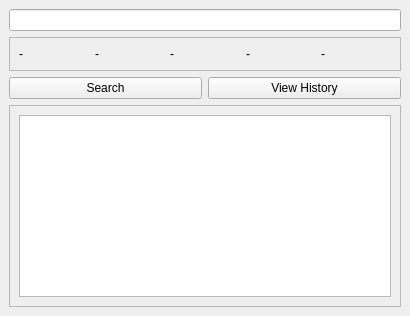
First picture: the form in gui_designer.ui, repository kendricklau/Dictionary-Suggestion-Tool, before the edit.
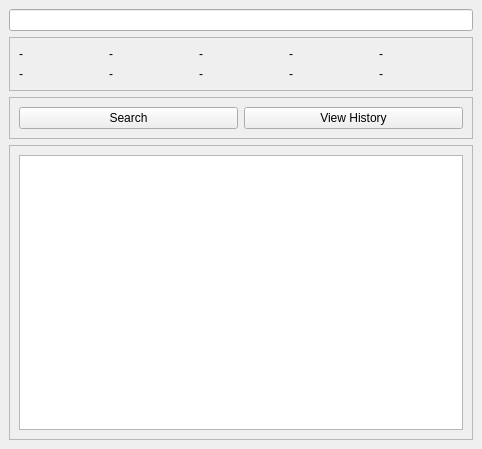
Second picture: the form after the edit.

Commit message: 10 sugs added, rework history store list, then integrate both sug lists

```diff
--- a/gui_designer.ui
+++ b/gui_designer.ui
@@ -6,8 +6,8 @@
    <rect>
     <x>0</x>
     <y>0</y>
-    <width>410</width>
-    <height>316</height>
+    <width>482</width>
+    <height>449</height>
    </rect>
   </property>
   <property name="windowTitle">
@@ -19,69 +19,112 @@
      <widget class="QLineEdit" name="lineEdit"/>
     </item>
     <item>
-     <layout class="QGridLayout" name="gridLayout">
-      <item row="1" column="0">
-       <widget class="QPushButton" name="searchBtn">
-        <property name="text">
-         <string>Search</string>
-        </property>
-       </widget>
-      </item>
-      <item row="1" column="1">
-       <widget class="QPushButton" name="pushButton">
-        <property name="text">
-         <string>View History</string>
-        </property>
-       </widget>
-      </item>
-      <item row="0" column="0" colspan="2">
-       <widget class="QFrame" name="frame">
-        <property name="frameShape">
-         <enum>QFrame::StyledPanel</enum>
-        </property>
-        <property name="frameShadow">
-         <enum>QFrame::Raised</enum>
-        </property>
-        <layout class="QHBoxLayout" name="horizontalLayout_3">
-         <item>
-          <widget class="QLabel" name="label_1">
-           <property name="text">
-            <string>-</string>
-           </property>
-          </widget>
-         </item>
-         <item>
-          <widget class="QLabel" name="label_2">
-           <property name="text">
-            <string>-</string>
-           </property>
-          </widget>
-         </item>
-         <item>
-          <widget class="QLabel" name="label_3">
-           <property name="text">
-            <string>-</string>
-           </property>
-          </widget>
-         </item>
-         <item>
-          <widget class="QLabel" name="label_4">
-           <property name="text">
-            <string>-</string>
-           </property>
-          </widget>
-         </item>
-         <item>
-          <widget class="QLabel" name="label_5">
-           <property name="text">
-            <string>-</string>
-           </property>
-          </widget>
-         </item>
-        </layout>
-       </widget>
-      </item>
-     </layout>
+     <widget class="QFrame" name="frame">
+      <property name="frameShape">
+       <enum>QFrame::StyledPanel</enum>
+      </property>
+      <property name="frameShadow">
+       <enum>QFrame::Raised</enum>
+      </property>
+      <layout class="QGridLayout" name="gridLayout">
+       <item row="0" column="5">
+        <widget class="QLabel" name="label_5">
+         <property name="text">
+          <string>-</string>
+         </property>
+        </widget>
+       </item>
+       <item row="0" column="2">
+        <widget class="QLabel" name="label_3">
+         <property name="text">
+          <string>-</string>
+         </property>
+        </widget>
+       </item>
+       <item row="0" column="3">
+        <widget class="QLabel" name="label_4">
+         <property name="text">
+          <string>-</string>
+         </property>
+        </widget>
+       </item>
+       <item row="0" column="0">
+        <widget class="QLabel" name="label_1">
+         <property name="text">
+          <string>-</string>
+         </property>
+        </widget>
+       </item>
+       <item row="0" column="1">
+        <widget class="QLabel" name="label_2">
+         <property name="text">
+          <string>-</string>
+         </property>
+        </widget>
+       </item>
+       <item row="1" column="0">
+        <widget class="QLabel" name="label_6">
+         <property name="text">
+          <string>-</string>
+         </property>
+        </widget>
+       </item>
+       <item row="1" column="1">
+        <widget class="QLabel" name="label_7">
+         <property name="text">
+          <string>-</string>
+         </property>
+        </widget>
+       </item>
+       <item row="1" column="2">
+        <widget class="QLabel" name="label_8">
+         <property name="text">
+          <string>-</string>
+         </property>
+        </widget>
+       </item>
+       <item row="1" column="3">
+        <widget class="QLabel" name="label_9">
+         <property name="text">
+          <string>-</string>
+         </property>
+        </widget>
+       </item>
+       <item row="1" column="5">
+        <widget class="QLabel" name="label_10">
+         <property name="text">
+          <string>-</string>
+         </property>
+        </widget>
+       </item>
+      </layout>
+     </widget>
+    </item>
+    <item>
+     <widget class="QFrame" name="frame_3">
+      <property name="frameShape">
+       <enum>QFrame::StyledPanel</enum>
+      </property>
+      <property name="frameShadow">
+       <enum>QFrame::Raised</enum>
+      </property>
+      <layout class="QHBoxLayout" name="horizontalLayout_5">
+       <item>
+        <widget class="QPushButton" name="searchBtn">
+         <property name="text">
+          <string>Search</string>
+         </property>
+        </widget>
+       </item>
+       <item>
+        <widget class="QPushButton" name="pushButton">
+         <property name="text">
+          <string>View History</string>
+         </property>
+        </widget>
+       </item>
+      </layout>
+     </widget>
     </item>
     <item>
      <widget class="QScrollArea" name="scrollArea">
@@ -93,8 +136,8 @@
         <rect>
          <x>0</x>
          <y>0</y>
-         <width>390</width>
-         <height>185</height>
+         <width>462</width>
+         <height>277</height>
         </rect>
        </property>
        <layout class="QHBoxLayout" name="horizontalLayout_2">
```
The commit also changes 2 other files.
